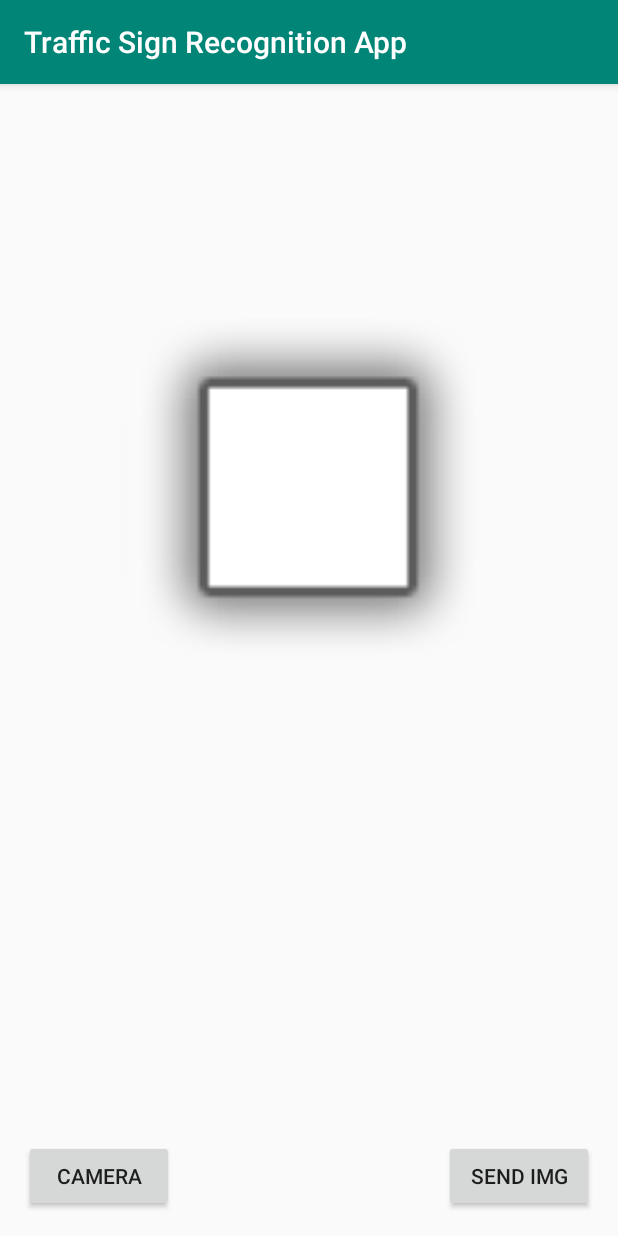
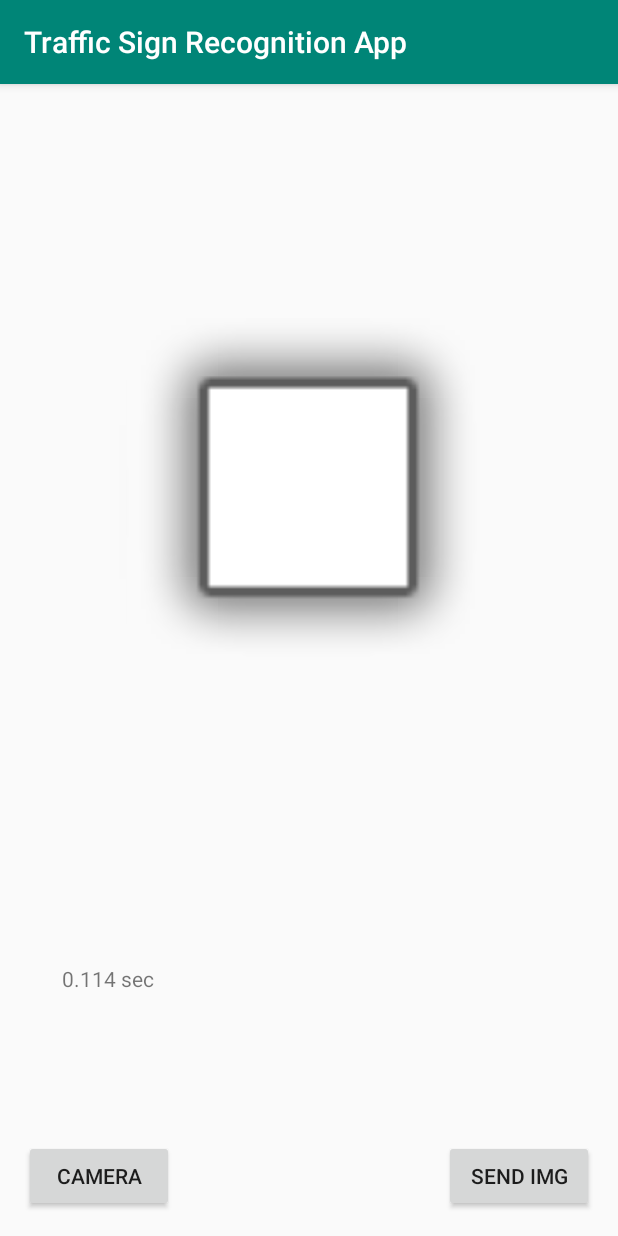
Before and after one commit to vlindeman/thesis-code, an Android app: the screen it shows after launch (MainActivity), after a tap on "SEND IMG", on a phone screen of 412 x 824 dp. Run offline under Robolectric (Android 15) with nearby library versions, the phone set to English and light mode, and no system bars.

Commit message:
update app

```diff
--- a/android/MyCNNApp/app/src/main/java/com/example/mycnnapp/MainActivity.java
+++ b/android/MyCNNApp/app/src/main/java/com/example/mycnnapp/MainActivity.java
@@ -1,13 +1,8 @@
 package com.example.mycnnapp;
 
-import android.annotation.SuppressLint;
 import android.graphics.Bitmap;
-import android.media.MediaScannerConnection;
-import android.os.AsyncTask;
-import android.os.Build;
 import android.provider.MediaStore;
 import android.support.annotation.Nullable;
-import android.support.annotation.RequiresApi;
 import android.support.v7.app.AppCompatActivity;
 import android.util.Base64;
 import android.view.View;
@@ -19,32 +14,16 @@ import android.os.Bundle;
 import android.util.Log;
 import android.view.View.OnClickListener;
 
-import java.io.BufferedReader;
 import java.io.ByteArrayOutputStream;
-import java.io.File;
-import java.io.IOException;
-import java.io.DataInputStream;
-import java.io.DataOutputStream;
-import java.io.InputStreamReader;
-import java.net.*;
-import java.text.SimpleDateFormat;
-import java.util.Date;
 import java.util.HashMap;
-
-import okhttp3.Call;
-import okhttp3.Callback;
-import okhttp3.MediaType;
-import okhttp3.OkHttpClient;
-import okhttp3.Request;
-import okhttp3.RequestBody;
-import okhttp3.Response;
 
 public class MainActivity extends AppCompatActivity {
 
     private TextView mTextViewResult;
-    private Button clickButton, buttonPost, buttonCamera;
+    private Button testButton, buttonSendImg, buttonCamera;
     private ImageView imgView;
     private String result = "";
+    long tStart = 0;
 
     @Override
     protected void onCreate(Bundle savedInstanceState) {
@@ -52,20 +31,21 @@ public class MainActivity extends AppCompatActivity {
         setContentView(R.layout.activity_main);
         setTitle("Traffic Sign Recognition App");
         result = "";
-
         mTextViewResult = findViewById(R.id.textView_result);
-        clickButton = (Button) findViewById(R.id.button);
-        buttonPost = (Button) findViewById(R.id.button_post);
+        testButton = (Button) findViewById(R.id.button);
+        buttonSendImg = (Button) findViewById(R.id.button_sendimage);
         buttonCamera = (Button) findViewById(R.id.button_camera);
         imgView = (ImageView) findViewById(R.id.imageView2);
-        String adress = "http://ec2-3-16-55-64.us-east-2.compute.amazonaws.com:80";
+
+        // Public DNS address to AWS instance
+        String address = "http://ec2-3-16-55-64.us-east-2.compute.amazonaws.com:80";
 
 
-        // Button for GET request
+        // Button for test
         HttpCall httpCall = new HttpCall();
         httpCall.setMethodtype(HttpCall.GET);
-        httpCall.setUrl(adress);
-        clickButton.setOnClickListener( new OnClickListener() {
+        httpCall.setUrl(address);
+        testButton.setOnClickListener(new OnClickListener() {
             @Override
             public void onClick(View v) {
                 HashMap<String,String> params = new HashMap<>();
@@ -76,21 +56,21 @@ public class MainActivity extends AppCompatActivity {
                 new HttpRequest(){
                     public void onResponse(String response) {
                         super.onResponse(response);
-                        mTextViewResult.setText( response);
-                        Log.i("TAG", response);
+                        mTextViewResult.setText( response );
                     }
                 }.execute(httpCall);
             }
         });
 
 
-        // Button for POST request
+        // Button for sending taken image
         HttpCall httpCallPost = new HttpCall();
         httpCallPost.setMethodtype(HttpCall.GET);
-        httpCallPost.setUrl(adress);
-        buttonPost.setOnClickListener( new OnClickListener() {
+        httpCallPost.setUrl(address);
+        buttonSendImg.setOnClickListener(new OnClickListener() {
             @Override
             public void onClick(View v) {
+                tStart = System.currentTimeMillis(); // Start time
                 HashMap<String,String> paramsPost = new HashMap<>();
                 paramsPost.put("msg", "ul_file");
                 paramsPost.put("file", result);
@@ -99,12 +79,19 @@ public class MainActivity extends AppCompatActivity {
                 new HttpRequest(){
                     public void onResponse(String response) {
                         super.onResponse(response);
-                        mTextViewResult.setText( response);
-                        Log.i("TAG", response);
+
+                        // End time
+                        long tEnd = System.currentTimeMillis();
+                        long tDelta = tEnd - tStart;
+                        double elapsedSeconds = tDelta / 1000.0;
+
+                        // Display response and time (from msg sent to received result)
+                        mTextViewResult.setText( response + "\n" + elapsedSeconds + " sec");
                     }
                 }.execute(httpCallPost);
             }
         });
+
 
         // Button "Camera" pressed
         buttonCamera.setOnClickListener(new View.OnClickListener(){
@@ -117,6 +104,7 @@ public class MainActivity extends AppCompatActivity {
 
     }
 
+
     // Intent for camera, take picture and display in ImageView
     @Override
     protected void onActivityResult(int requestCode, int resultCode, @Nullable Intent data) {
@@ -125,8 +113,8 @@ public class MainActivity extends AppCompatActivity {
         imgView.setImageBitmap(bitmap);
         result = BitmapToString(bitmap);
         mTextViewResult.setText("New Picture Taken");
-        Log.i("IAMGE", result);
     }
+
 
     // Function for converting Bitmap to base64 String
     protected String BitmapToString(Bitmap bitmap){
@@ -139,4 +127,5 @@ public class MainActivity extends AppCompatActivity {
         String encoded = Base64.encodeToString(byteArray, Base64.DEFAULT);
         return encoded;
     }
+
 }
--- a/android/MyCNNApp/app/src/main/res/layout/activity_main.xml
+++ b/android/MyCNNApp/app/src/main/res/layout/activity_main.xml
@@ -14,7 +14,7 @@
         android:layout_marginRight="16dp"
         android:text="Send test"
         android:visibility="invisible"
-        app:layout_constraintEnd_toStartOf="@+id/button-post"
+        app:layout_constraintEnd_toStartOf="@+id/button-sendimage"
         tools:layout_editor_absoluteY="667dp" />
 
     <TextView
@@ -27,12 +27,12 @@
         android:layout_marginRight="16dp"
         android:layout_marginBottom="32dp"
         android:text=" "
-        app:layout_constraintBottom_toTopOf="@+id/button-post"
+        app:layout_constraintBottom_toTopOf="@+id/button-sendimage"
         app:layout_constraintEnd_toEndOf="parent"
         app:layout_constraintStart_toStartOf="parent" />
 
     <Button
-        android:id="@+id/button-post"
+        android:id="@+id/button-sendimage"
         android:layout_width="100dp"
         android:layout_height="wrap_content"
         android:layout_marginEnd="16dp"
```
